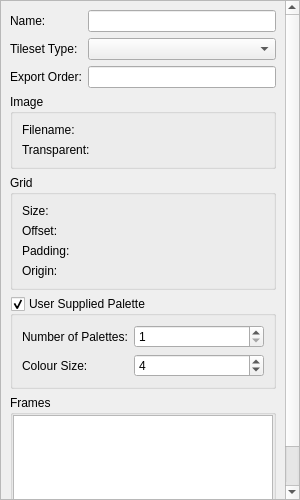
Old version of the form src/gui-qt/metasprite/spriteimporter/framesetdock.ui in the repository undisbeliever/untech-editor.
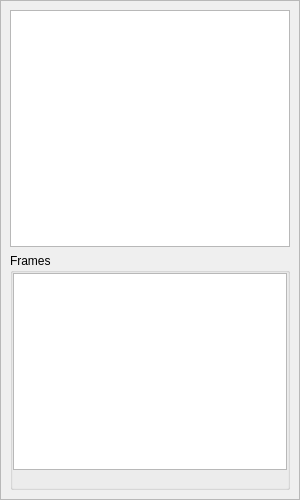
New version of the form. Custom widgets are drawn as their Qt base class.

Commit message:
Rewrite MS/SI GUI to use PropertyListManager
This commit rewrites the MetaSprite/SpriteImporter GUI to use a
PropertyListManager to handle the GUI for:

    * MetaSprite FrameSet
    * MetaSprite Frame
    * SpriteImporter FrameSet
    * SpriteImporter Frame
    * Animations

This rewrite was done for three reasons:

 1) Make the FrameSet editor consist with the other editors
 2) PropertyListView uses less screen space than a traditional GUI
 3) Make it easier to add new fields to the MS/SI GUI

The edit to the form file:
```diff
--- a/src/gui-qt/metasprite/spriteimporter/framesetdock.ui
+++ b/src/gui-qt/metasprite/spriteimporter/framesetdock.ui
@@ -49,8 +49,8 @@
         <rect>
          <x>0</x>
          <y>0</y>
-         <width>284</width>
-         <height>560</height>
+         <width>298</width>
+         <height>479</height>
         </rect>
        </property>
        <property name="minimumSize">
@@ -61,168 +61,29 @@
        </property>
        <layout class="QVBoxLayout" name="scrollLayout">
         <item>
-         <layout class="QFormLayout" name="formLayout">
-          <item row="0" column="0">
-           <widget class="QLabel" name="frameSetNameLabel">
-            <property name="text">
-             <string>Name:</string>
-            </property>
-           </widget>
-          </item>
-          <item row="0" column="1">
-           <widget class="QLineEdit" name="frameSetName"/>
-          </item>
-          <item row="1" column="0">
-           <widget class="QLabel" name="tilesetTypeLabel">
-            <property name="text">
-             <string>Tileset Type:</string>
-            </property>
-           </widget>
-          </item>
-          <item row="1" column="1">
-           <widget class="EnumComboBox" name="tilesetType"/>
-          </item>
-          <item row="2" column="0">
-           <widget class="QLabel" name="exportOrderLabel">
-            <property name="text">
-             <string>Export Order:</string>
-            </property>
-           </widget>
-          </item>
-          <item row="2" column="1">
-           <widget class="QLineEdit" name="exportOrder"/>
-          </item>
-         </layout>
-        </item>
-        <item>
-         <widget class="QGroupBox" name="imageBox">
-          <property name="title">
-           <string>Image</string>
+         <widget class="PropertyListView" name="frameSetProperties">
+          <property name="sizePolicy">
+           <sizepolicy hsizetype="Expanding" vsizetype="Expanding">
+            <horstretch>0</horstretch>
+            <verstretch>1</verstretch>
+           </sizepolicy>
           </property>
-          <layout class="QFormLayout" name="formLayout_2">
-           <item row="0" column="0">
-            <widget class="QLabel" name="imageFilenameLabel">
-             <property name="text">
-              <string>Filename:</string>
-             </property>
-            </widget>
-           </item>
-           <item row="0" column="1">
-            <widget class="FilenameInputWidget" name="imageFilename" native="true"/>
-           </item>
-           <item row="1" column="0">
-            <widget class="QLabel" name="transparentLabel">
-             <property name="text">
-              <string>Transparent:</string>
-             </property>
-            </widget>
-           </item>
-           <item row="1" column="1">
-            <widget class="ColorInputWidget" name="transparent" native="true"/>
-           </item>
-          </layout>
-         </widget>
-        </item>
-        <item>
-         <widget class="QGroupBox" name="gridBox">
-          <property name="title">
-           <string>Grid</string>
+          <property name="minimumSize">
+           <size>
+            <width>0</width>
+            <height>100</height>
+           </size>
           </property>
-          <layout class="QFormLayout" name="formLayout_3">
-           <item row="0" column="0">
-            <widget class="QLabel" name="gridSizeLabel">
-             <property name="text">
-              <string>Size:</string>
-             </property>
-            </widget>
-           </item>
-           <item row="0" column="1">
-            <widget class="SizeWidget" name="gridSize" native="true"/>
-           </item>
-           <item row="1" column="0">
-            <widget class="QLabel" name="gridOffsetLabel">
-             <property name="text">
-              <string>Offset:</string>
-             </property>
-            </widget>
-           </item>
-           <item row="2" column="0">
-            <widget class="QLabel" name="gridPaddingLabel">
-             <property name="text">
-              <string>Padding:</string>
-             </property>
-            </widget>
-           </item>
-           <item row="3" column="0">
-            <widget class="QLabel" name="gridOriginLabel">
-             <property name="text">
-              <string>Origin:</string>
-             </property>
-            </widget>
-           </item>
-           <item row="1" column="1">
-            <widget class="PointWidget" name="gridOffset" native="true"/>
-           </item>
-           <item row="2" column="1">
-            <widget class="PointWidget" name="gridPadding" native="true"/>
-           </item>
-           <item row="3" column="1">
-            <widget class="PointWidget" name="gridOrigin" native="true"/>
-           </item>
-          </layout>
-         </widget>
-        </item>
-        <item>
-         <widget class="QGroupBox" name="userSuppliedPaletteBox">
-          <property name="title">
-           <string>User Supplied Palette</string>
-          </property>
-          <property name="checkable">
-           <bool>true</bool>
-          </property>
-          <layout class="QFormLayout" name="formLayout_4">
-           <item row="0" column="0">
-            <widget class="QLabel" name="nPalettesLabel">
-             <property name="text">
-              <string>Number of Palettes:</string>
-             </property>
-            </widget>
-           </item>
-           <item row="0" column="1">
-            <widget class="QSpinBox" name="nPalettes">
-             <property name="minimum">
-              <number>1</number>
-             </property>
-             <property name="maximum">
-              <number>254</number>
-             </property>
-            </widget>
-           </item>
-           <item row="1" column="0">
-            <widget class="QLabel" name="paletteSizeLabel">
-             <property name="text">
-              <string>Colour Size:</string>
-             </property>
-            </widget>
-           </item>
-           <item row="1" column="1">
-            <widget class="QSpinBox" name="paletteSize">
-             <property name="minimum">
-              <number>1</number>
-             </property>
-             <property name="maximum">
-              <number>32</number>
-             </property>
-             <property name="value">
-              <number>4</number>
-             </property>
-            </widget>
-           </item>
-          </layout>
          </widget>
         </item>
         <item>
          <widget class="QGroupBox" name="frameBox">
+          <property name="sizePolicy">
+           <sizepolicy hsizetype="Preferred" vsizetype="Preferred">
+            <horstretch>0</horstretch>
+            <verstretch>1</verstretch>
+           </sizepolicy>
+          </property>
           <property name="title">
            <string>Frames</string>
           </property>
@@ -286,40 +147,15 @@
  </widget>
  <customwidgets>
   <customwidget>
-   <class>EnumComboBox</class>
-   <extends>QComboBox</extends>
-   <header>gui-qt/common/widgets/enumcombobox.h</header>
-   <container>1</container>
+   <class>PropertyListView</class>
+   <extends>QTreeView</extends>
+   <header>gui-qt/common/properties/propertylistview.h</header>
   </customwidget>
   <customwidget>
    <class>GuiQt::Accessor::NamedListView</class>
    <extends>QListView</extends>
    <header>gui-qt/accessor/namedlistview.h</header>
   </customwidget>
-  <customwidget>
-   <class>FilenameInputWidget</class>
-   <extends>QWidget</extends>
-   <header>gui-qt/common/widgets/filenameinputwidget.h</header>
-   <container>1</container>
-  </customwidget>
-  <customwidget>
-   <class>PointWidget</class>
-   <extends>QWidget</extends>
-   <header>gui-qt/common/widgets/pointwidget.h</header>
-   <container>1</container>
-  </customwidget>
-  <customwidget>
-   <class>SizeWidget</class>
-   <extends>QWidget</extends>
-   <header>gui-qt/common/widgets/sizewidget.h</header>
-   <container>1</container>
-  </customwidget>
-  <customwidget>
-   <class>ColorInputWidget</class>
-   <extends>QWidget</extends>
-   <header>gui-qt/common/widgets/colorinputwidget.h</header>
-   <container>1</container>
-  </customwidget>
  </customwidgets>
  <resources/>
  <connections/>
```
The commit also changes 33 other files.
